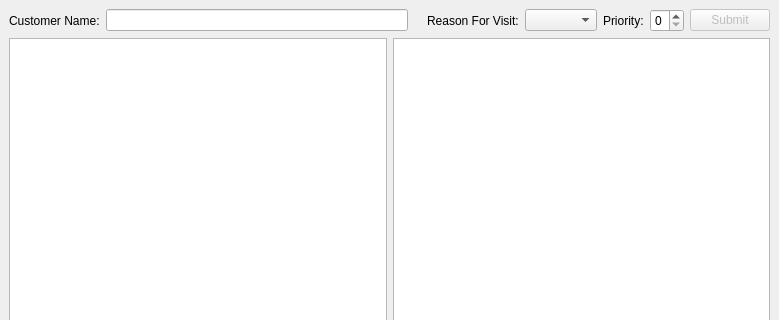
Above: src/mainwindow.ui from DILLIRG-max/CIS152FinalProject before the change; both pictures show x 0 to 779 and y 0 to 320 of the 779 by 594 pixel window. Below: the same form after it.
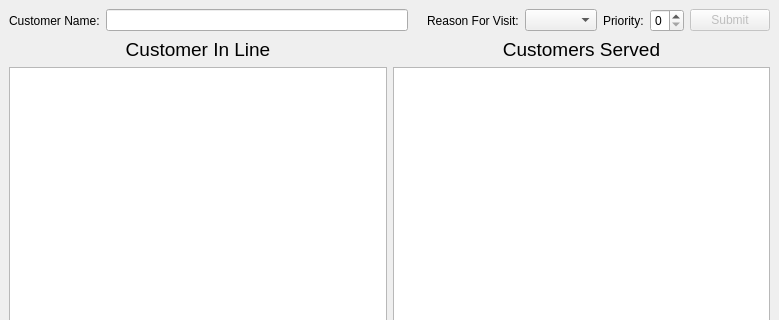
That is the form after the change.

Commit message: Noticed there was nothing indicating what the list view held.

```diff
--- a/src/mainwindow.ui
+++ b/src/mainwindow.ui
@@ -21,17 +21,45 @@
   </property>
   <widget class="QWidget" name="centralwidget">
    <layout class="QGridLayout" name="gridLayout">
-    <item row="1" column="0">
-     <layout class="QHBoxLayout" name="horizontalLayout_2">
-      <item>
-       <widget class="QListView" name="appointmentLv"/>
-      </item>
-      <item>
-       <widget class="QListWidget" name="customersServedLw"/>
-      </item>
-     </layout>
-    </item>
     <item row="2" column="0">
+     <layout class="QHBoxLayout" name="horizontalLayout_3">
+      <item>
+       <widget class="QLabel" name="servedLb">
+        <property name="font">
+         <font>
+          <pointsize>14</pointsize>
+          <weight>50</weight>
+          <bold>false</bold>
+         </font>
+        </property>
+        <property name="text">
+         <string>Customer In Line</string>
+        </property>
+        <property name="alignment">
+         <set>Qt::AlignCenter</set>
+        </property>
+       </widget>
+      </item>
+      <item>
+       <widget class="QLabel" name="inLineLb">
+        <property name="font">
+         <font>
+          <pointsize>14</pointsize>
+          <weight>50</weight>
+          <bold>false</bold>
+         </font>
+        </property>
+        <property name="text">
+         <string>Customers Served</string>
+        </property>
+        <property name="alignment">
+         <set>Qt::AlignCenter</set>
+        </property>
+       </widget>
+      </item>
+     </layout>
+    </item>
+    <item row="4" column="0">
      <layout class="QVBoxLayout" name="verticalLayout">
       <item>
        <widget class="QPushButton" name="serveBtn">
@@ -42,7 +70,17 @@
       </item>
      </layout>
     </item>
-    <item row="0" column="0">
+    <item row="3" column="0">
+     <layout class="QHBoxLayout" name="horizontalLayout_2">
+      <item>
+       <widget class="QListView" name="appointmentLv"/>
+      </item>
+      <item>
+       <widget class="QListWidget" name="customersServedLw"/>
+      </item>
+     </layout>
+    </item>
+    <item row="1" column="0">
      <layout class="QHBoxLayout" name="horizontalLayout">
       <item>
        <widget class="QLabel" name="customerNameLb">
```
Left out of the diff: 2 changed lines with no effect on the pictures. The commit also changes 4 other files.
